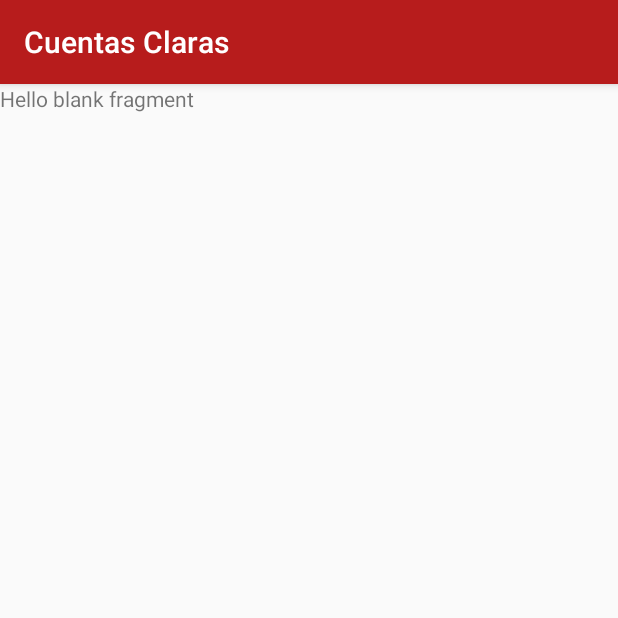
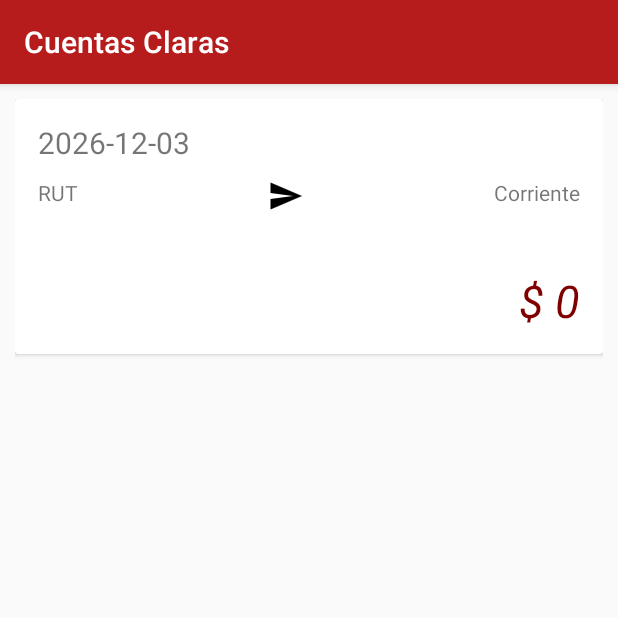
Before and after one commit to pperezp/cuentasClaras, an Android app: the fragment ListarMovimientosFragment shown on its own in the app's theme, on a phone screen of 412 x 824 dp, the top half of it. Run offline under Robolectric (Android 15) with nearby library versions, the phone set to English and light mode, and no system bars.

Commit message:
Se crea el listado de movimientos con recycle view y card view. Aún falta mejorar el formato y el estilo de los cardview

```diff
--- a/app/build.gradle
+++ b/app/build.gradle
@@ -27,4 +27,6 @@ dependencies {
     testImplementation 'junit:junit:4.12'
     androidTestImplementation 'com.android.support.test:runner:1.0.2'
     androidTestImplementation 'com.android.support.test.espresso:espresso-core:3.0.2'
+    implementation 'com.android.support:recyclerview-v7:28.0.0'
+    implementation 'com.android.support:cardview-v7:28.0.0'
 }
--- a/app/src/main/java/com/example/cuentasclaras/CrearMovimientoFragment.java
+++ b/app/src/main/java/com/example/cuentasclaras/CrearMovimientoFragment.java
@@ -106,6 +106,10 @@ public class CrearMovimientoFragment extends Fragment {
                 /*Limpiar formulario*/
 
                 Toast.makeText(context, R.string.creacionMovimientoOK, Toast.LENGTH_SHORT).show();
+
+                for (Movimiento m : daoMovimiento.read()){
+                    Log.i("movimiento", m.toString());
+                }
             }
         });
     }
--- a/app/src/main/java/com/example/cuentasclaras/ListarMovimientosFragment.java
+++ b/app/src/main/java/com/example/cuentasclaras/ListarMovimientosFragment.java
@@ -1,13 +1,24 @@
 package com.example.cuentasclaras;
 
+import android.content.Context;
 import android.os.Bundle;
 import android.support.v4.app.Fragment;
+import android.support.v7.widget.LinearLayoutManager;
+import android.support.v7.widget.RecyclerView;
 import android.view.LayoutInflater;
 import android.view.View;
 import android.view.ViewGroup;
 
+import com.example.cuentasclaras.model.database.dao.DAOMovimiento;
+import com.example.cuentasclaras.model.reciclerView.RecyclerViewAdapter;
+
 
 public class ListarMovimientosFragment extends Fragment {
+    private RecyclerView reciclerMovimientos;
+    private RecyclerViewAdapter recyclerViewAdapter;
+    private View view;
+    private Context context;
+    private DAOMovimiento daoMovimiento;
 
     @Override
     public View onCreateView(
@@ -15,7 +26,26 @@ public class ListarMovimientosFragment extends Fragment {
         ViewGroup container,
         Bundle savedInstanceState
     ) {
-        return inflater.inflate(R.layout.fragment_listar_movimientos, container, false);
+        view = inflater.inflate(R.layout.fragment_listar_movimientos, container, false);
+        context = view.getContext();
+
+        init();
+
+        return view;
+    }
+
+    private void init() {
+        daoMovimiento = new DAOMovimiento(context);
+
+        loadComponents();
+    }
+
+    private void loadComponents() {
+        reciclerMovimientos = view.findViewById(R.id.reciclerMovimientos);
+        reciclerMovimientos.setLayoutManager(new LinearLayoutManager(context));
+
+        recyclerViewAdapter = new RecyclerViewAdapter(daoMovimiento.read());
+        reciclerMovimientos.setAdapter(recyclerViewAdapter);
     }
 
 }
--- /dev/null
+++ b/app/src/main/java/com/example/cuentasclaras/model/reciclerView/RecyclerViewAdapter.java
@@ -0,0 +1,70 @@
+package com.example.cuentasclaras.model.reciclerView;
+
+import android.support.annotation.NonNull;
+import android.support.v7.widget.RecyclerView;
+import android.view.LayoutInflater;
+import android.view.View;
+import android.view.ViewGroup;
+import android.widget.TextView;
+
+import com.example.cuentasclaras.R;
+import com.example.cuentasclaras.model.Movimiento;
+
+import java.util.List;
+
+public class RecyclerViewAdapter extends RecyclerView.Adapter<RecyclerViewAdapter.ViewHolder>{
+
+    private List<Movimiento> movimientos;
+
+    public RecyclerViewAdapter(List<Movimiento> movimientos){
+        this.movimientos = movimientos;
+    }
+
+    @NonNull
+    @Override
+    public ViewHolder onCreateViewHolder(@NonNull ViewGroup parent, int viewType) {
+        View view = LayoutInflater.from(parent.getContext()).inflate(
+            R.layout.item_movimiento,
+            parent,
+            false
+        );
+
+        ViewHolder viewHolder = new ViewHolder(view);
+
+        return viewHolder;
+    }
+
+    @Override
+    public void onBindViewHolder(@NonNull ViewHolder holder, int position) {
+        holder.lblFecha.setText(movimientos.get(position).getFecha());
+        holder.lblOrigen.setText(movimientos.get(position).getCuentaOrigen());
+        holder.lblDestino.setText(movimientos.get(position).getCuentaDestino());
+        holder.lblDetalle.setText(movimientos.get(position).getDetalle());
+        holder.lblMonto.setText("$ "+movimientos.get(position).getMonto());
+    }
+
+    @Override
+    public int getItemCount() {
+        return movimientos.size();
+    }
+
+    public static class ViewHolder extends RecyclerView.ViewHolder{
+        private TextView lblFecha;
+        private TextView lblOrigen;
+        private TextView lblDestino;
+        private TextView lblDetalle;
+        private TextView lblMonto;
+
+        public ViewHolder(@NonNull View itemView) {
+            super(itemView);
+
+            lblFecha = itemView.findViewById(R.id.lblFecha);
+            lblOrigen = itemView.findViewById(R.id.lblOrigen);
+            lblDestino = itemView.findViewById(R.id.lblDestino);
+            lblDetalle = itemView.findViewById(R.id.lblDetalle);
+            lblMonto = itemView.findViewById(R.id.lblMonto);
+        }
+
+
+    }
+}
--- a/app/src/main/res/layout/fragment_listar_movimientos.xml
+++ b/app/src/main/res/layout/fragment_listar_movimientos.xml
@@ -5,10 +5,17 @@
     android:layout_height="match_parent"
     tools:context=".ListarMovimientosFragment">
 
-    <!-- TODO: Update blank fragment layout -->
-    <TextView
-        android:layout_width="match_parent"
+    <RelativeLayout
+        android:layout_width="wrap_content"
         android:layout_height="match_parent"
-        android:text="@string/hello_blank_fragment" />
+        android:layout_margin="10dp"
+        >
+
+        <android.support.v7.widget.RecyclerView
+            android:layout_width="match_parent"
+            android:layout_height="wrap_content"
+            android:id="@+id/reciclerMovimientos"
+            />
+    </RelativeLayout>
 
 </FrameLayout>
--- /dev/null
+++ b/app/src/main/res/layout/item_movimiento.xml
@@ -0,0 +1,80 @@
+<?xml version="1.0" encoding="utf-8"?>
+<LinearLayout xmlns:android="http://schemas.android.com/apk/res/android"
+    xmlns:app="http://schemas.android.com/apk/res-auto"
+    android:layout_width="match_parent"
+    android:layout_height="wrap_content">
+
+    <android.support.v7.widget.CardView
+        android:layout_width="match_parent"
+        android:layout_height="wrap_content"
+        android:layout_marginBottom="10dp">
+
+        <LinearLayout
+            android:layout_width="match_parent"
+            android:layout_height="wrap_content"
+            android:orientation="vertical"
+            android:padding="15dp">
+
+            <TextView
+                android:id="@+id/lblFecha"
+                android:layout_width="match_parent"
+                android:layout_height="wrap_content"
+                android:text="FECHA"
+                android:textSize="20dp"/>
+
+            <LinearLayout
+                android:layout_width="match_parent"
+                android:layout_height="wrap_content"
+                android:orientation="horizontal">
+
+                <TextView
+                    android:id="@+id/lblOrigen"
+                    android:layout_width="wrap_content"
+                    android:layout_height="wrap_content"
+                    android:layout_weight="1"
+                    android:text="ORIGEN"
+                    android:paddingTop="10dp"
+                    android:paddingBottom="10dp"
+                    />
+
+                <ImageView
+                    android:id="@+id/imageView2"
+                    android:layout_width="wrap_content"
+                    android:layout_height="wrap_content"
+                    android:layout_weight="1"
+                    app:srcCompat="@drawable/ic_menu_send"
+                    android:paddingTop="10dp"
+                    android:paddingBottom="10dp"/>
+
+                <TextView
+                    android:id="@+id/lblDestino"
+                    android:layout_width="wrap_content"
+                    android:layout_height="wrap_content"
+                    android:layout_weight="1"
+                    android:text="DESTINO"
+                    android:gravity="right"
+                    android:paddingTop="10dp"
+                    android:paddingBottom="10dp" />
+
+            </LinearLayout>
+
+            <TextView
+                android:id="@+id/lblDetalle"
+                android:layout_width="match_parent"
+                android:layout_height="wrap_content"
+                android:text="DETALLE"
+
+                android:textSize="20dp" />
+
+            <TextView
+                android:id="@+id/lblMonto"
+                android:layout_width="match_parent"
+                android:layout_height="wrap_content"
+                android:text="MONTO"
+                android:textSize="30dp"
+                android:gravity="right"
+                android:textColor="@color/colorPrimaryDark"
+                android:textStyle="italic"/>
+        </LinearLayout>
+    </android.support.v7.widget.CardView>
+</LinearLayout>
```
